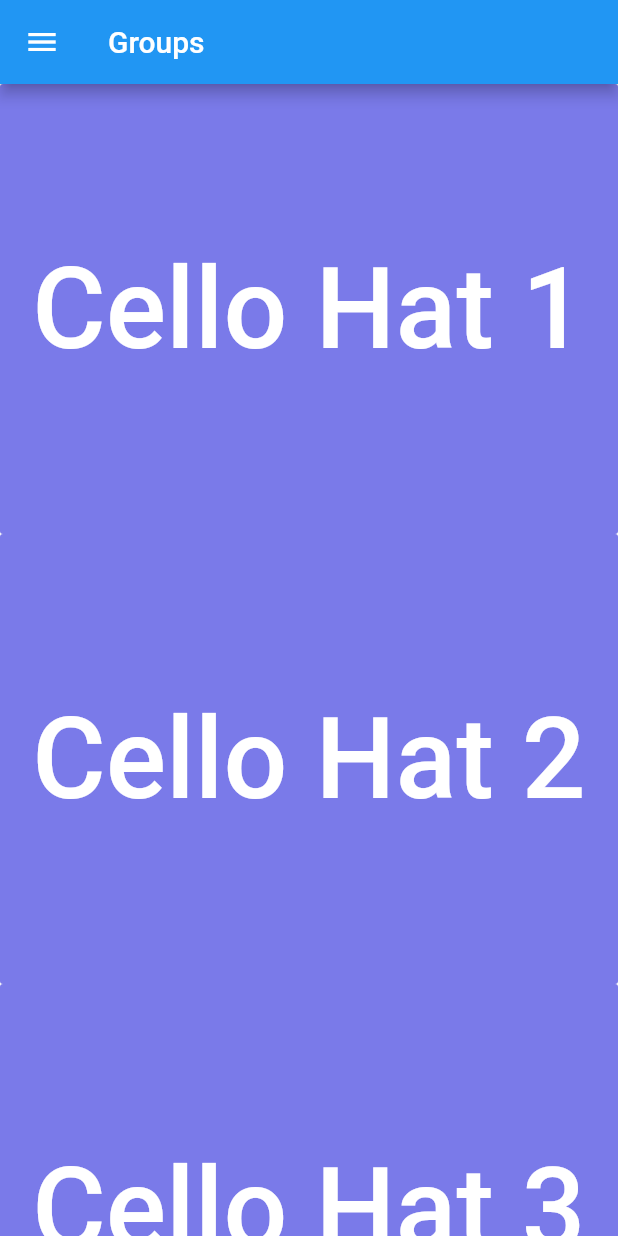
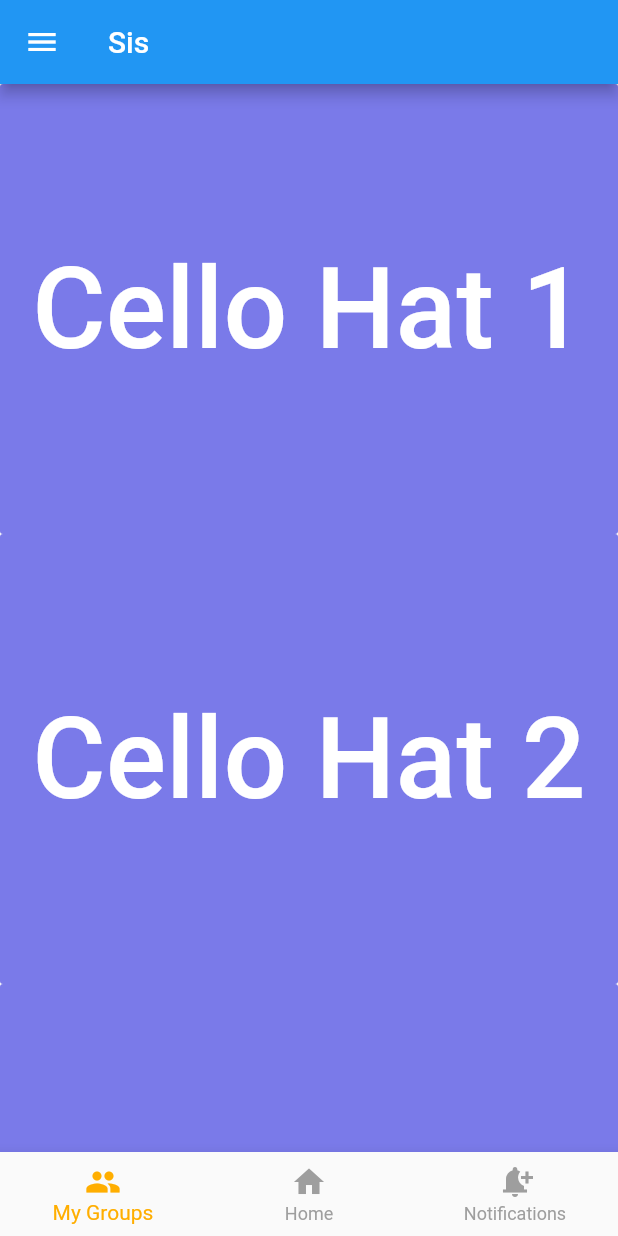
Before and after one commit to Shreyas335/PioneerHacks, a Flutter app: the screen it shows after launch, on a phone screen of 412 x 824 dp. Run offline on Flutter 3.47's test engine with Material 2 defaults, Android fonts, the phone set to English and light mode, and no system bars; our stand-ins replace firebase_core; accounts and stored records are empty; generated files the repository leaves out were written again.

Commit message:
Login draft 1

```diff
--- /dev/null
+++ b/lib/home.dart
@@ -0,0 +1,171 @@
+import 'package:flutter/material.dart';
+
+class Home extends StatefulWidget {
+  const Home({Key? key}) : super(key: key);
+  @override
+  _HomeState createState() => _HomeState();
+}
+
+class _HomeState extends State<Home> {
+  int _pageIndex = 0;
+  PageController pageController = PageController();
+
+  void onTapped(int index) {
+    setState(() {
+      _pageIndex = index;
+    });
+    pageController.animateToPage(index,
+        duration: Duration(milliseconds: 100), curve: Curves.easeIn);
+  }
+
+  @override
+  Widget build(BuildContext context) {
+    return Scaffold(
+      appBar: AppBar(title: Text('Sis')),
+      drawer: Drawer(
+          child: ListView(
+            // Remove padding
+            padding: EdgeInsets.zero,
+            children: [
+              UserAccountsDrawerHeader(
+                accountName: Text('ballsKsharma.com'),
+                accountEmail: Text('PKS@gmail.com'),
+                currentAccountPicture: CircleAvatar(
+                  child: ClipOval(
+                    child: Image.network(
+                      'https://preview.redd.it/v0caqchbtn741.jpg?auto=webp&s=c5d05662a039c031f50032e22a7c77dfcf1bfddc',
+                      fit: BoxFit.cover,
+                      width: 90,
+                      height: 90,
+                    ),
+                  ),
+                ),
+                decoration: BoxDecoration(
+                  color: Colors.blue,
+                  image: DecorationImage(
+                      fit: BoxFit.fill,
+                      image: NetworkImage(
+                          'https://oflutter.com/wp-content/uploads/2021/02/profile-bg3.jpg')),
+                ),
+              ),
+              ListTile(title: Text('Lmao'), onTap: () => null),
+              ListTile(title: Text('Lol'), onTap: () => null),
+              ListTile(title: Text('rofl'), onTap: () => null),
+              ListTile(
+                leading: Icon(Icons.notifications),
+                title: Text('Request'),
+                onTap: () => null,
+                trailing: ClipOval(
+                  child: Container(
+                    color: Colors.red,
+                    width: 20,
+                    height: 20,
+                    child: Center(
+                      child: Text(
+                        '8',
+                        style: TextStyle(
+                          color: Colors.white,
+                          fontSize: 12,
+                        ),
+                      ),
+                    ),
+                  ),
+                ),
+              ),
+            ],
+          ),
+          /*Text('Hello chaps',
+              style: TextStyle(color: Colors.white, fontSize: 20)*/
+          backgroundColor: Color.fromARGB(255, 55, 215, 254)),
+      body: PageView(
+        controller: pageController,
+        children: [
+          Scaffold(
+            body: ListView(padding: const EdgeInsets.all(0), children: <Widget>[
+              FlatButton(
+                onPressed: () {},
+                child: Text(
+                  "Cello Hat 1",
+                  style: TextStyle(
+                      fontSize: 75, color: Color.fromARGB(255, 255, 255, 255)),
+                  textAlign: TextAlign.left,
+                ),
+                height: 300,
+                color: Color.fromARGB(230, 108, 108, 231),
+              ),
+              FlatButton(
+                onPressed: () {},
+                child: Text(
+                  "Cello Hat 2",
+                  style: TextStyle(
+                      fontSize: 75, color: Color.fromARGB(255, 255, 255, 255)),
+                  textAlign: TextAlign.left,
+                ),
+                height: 300,
+                color: Color.fromARGB(230, 108, 108, 231),
+              ),
+              FlatButton(
+                onPressed: () {},
+                child: Text(
+                  "Cello Hat 3",
+                  style: TextStyle(
+                      fontSize: 75, color: Color.fromARGB(255, 255, 255, 255)),
+                  textAlign: TextAlign.left,
+                ),
+                height: 300,
+                color: Color.fromARGB(230, 108, 108, 231),
+              ),
+              FlatButton(
+                onPressed: () {},
+                child: Text(
+                  "Cello Hat 4",
+                  style: TextStyle(
+                      fontSize: 75, color: Color.fromARGB(255, 255, 255, 255)),
+                  textAlign: TextAlign.left,
+                ),
+                height: 300,
+                color: Color.fromARGB(230, 108, 108, 231),
+              ),
+              FlatButton(
+                onPressed: () {},
+                child: Text(
+                  "Cello Hat 5",
+                  style: TextStyle(
+                      fontSize: 75, color: Color.fromARGB(255, 255, 255, 255)),
+                  textAlign: TextAlign.left,
+                ),
+                height: 300,
+                color: Color.fromARGB(230, 108, 108, 231),
+              ),
+              FlatButton(
+                onPressed: () {},
+                child: Text(
+                  "Cello Hat 6",
+                  style: TextStyle(
+                      fontSize: 75, color: Color.fromARGB(255, 255, 255, 255)),
+                  textAlign: TextAlign.left,
+                ),
+                height: 300,
+                color: Color.fromARGB(230, 108, 108, 231),
+              ),
+            ]),
+          ),
+          Scaffold(),
+          Scaffold()
+        ],
+      ),
+      bottomNavigationBar: BottomNavigationBar(
+          items: const [
+            BottomNavigationBarItem(
+                icon: Icon(Icons.group), label: 'My Groups'),
+            BottomNavigationBarItem(icon: Icon(Icons.home), label: 'Home'),
+            BottomNavigationBarItem(
+                icon: Icon(Icons.notification_add), label: 'Notifications'),
+          ],
+          currentIndex: _pageIndex,
+          selectedItemColor: Color.fromARGB(255, 255, 174, 0),
+          unselectedItemColor: Colors.grey,
+          onTap: onTapped),
+    );
+  }
+}
--- a/lib/main.dart
+++ b/lib/main.dart
@@ -1,4 +1,8 @@
 import 'package:flutter/material.dart';
+import 'package:firebase_core/firebase_core.dart';
+import 'firebase_options.dart';
+
+import 'home.dart';
 
 void main() => runApp(MyApp());
 
@@ -6,18 +10,19 @@ class MyApp extends StatelessWidget {
   @override
   Widget build(BuildContext context) {
     return MaterialApp(
-      title: 'Welcome to Flutter',
-      home: Scaffold(
+        title: 'Welcome to Flutter',
+        home:
+            Home() /*Scaffold(
         appBar: AppBar(
           title: Text('Groups'),
         ),
 
         drawer: const Drawer(
             child: Text(
-              'Hello chaps',
+              'Hello chaps', style: TextStyle(color: Colors.white, fontSize: 20)
             ),
-            backgroundColor: Color.fromARGB(255, 52, 211, 4)),
-        body: ListView(padding: const EdgeInsets.all(0), children: <Widget>[
+            backgroundColor: Color.fromARGB(255, 55, 215, 254))),
+        /*body: ListView(padding: const EdgeInsets.all(0), children: <Widget>[
           FlatButton(
             onPressed: () {},
             child: Text(
@@ -88,24 +93,17 @@ class MyApp extends StatelessWidget {
 
         //body: Body()
         //body: Center(child: Button()),
-        /*bottomNavigationBar: BottomNavigationBar(
+        bottomNavigationBar: BottomNavigationBar(
           items: const [
             BottomNavigationBarItem(
-              icon: Icon(Icons.group),
-              label: 'My Groups',
-            ),
+                icon: Icon(Icons.group), label: 'My Groups'),
+            BottomNavigationBarItem(icon: Icon(Icons.home), label: 'Home'),
             BottomNavigationBarItem(
-              icon: Icon(Icons.home),
-              label: 'Home',
-            ),
-            BottomNavigationBarItem(
-              icon: Icon(Icons.notification_add),
-              label: 'Notifications',
-            ),
+                icon: Icon(Icons.notification_add), label: 'Notifications'),
           ],
-        ),*/
-      ),
-    );
+        ),
+      ),*/*/
+        );
   }
 }
 
@@ -158,7 +156,7 @@ class _BottomHudState extends State<BottomHud> {
             label: 'Home',
           ),
           BottomNavigationBarItem(
-            icon: Icon(Icons.notifications),
+            icon: Icon(Icons.notification_add),
             label: 'Notifications',
           ),
         ],
```
Also changed, not shown: lib/share/sizes.dart (added, +29 -0 lines), lib/share/style.dart (added, +16 -0 lines), lib/ui/dumb_widgets/authentication_layout.dart (added, +103 -0 lines), pubspec.yaml (+8 -0 lines), 3 other files.
